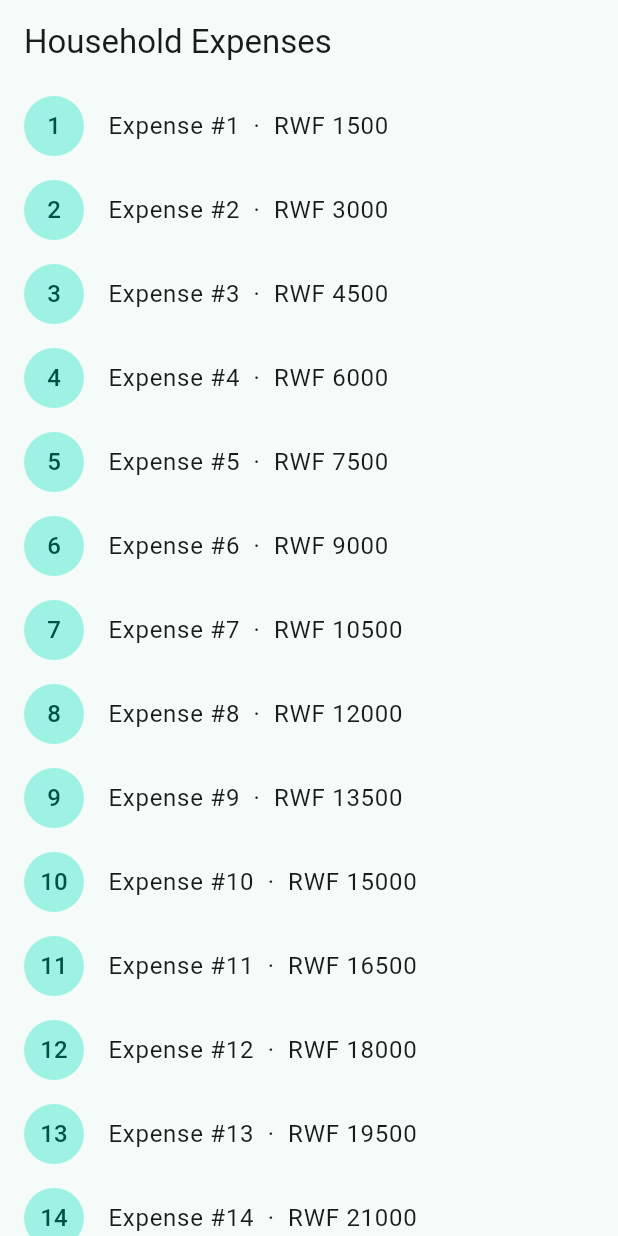
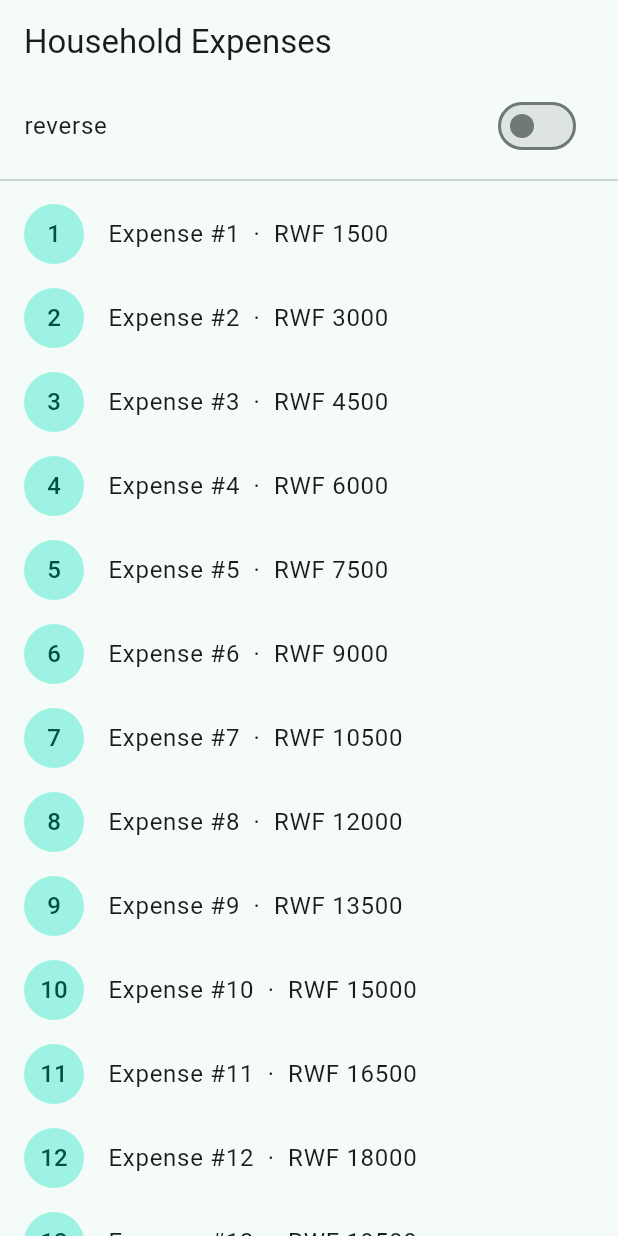
Before and after one commit to dianahshimwa/list-view-demo, a Flutter app: the screen it shows after launch, on a phone screen of 412 x 824 dp. Run offline on Flutter 3.47's test engine with Material 3 defaults, Android fonts, the light colour scheme and no system bars.

Commit message:
Add reverse toggle to ListView

```diff
--- a/lib/main.dart
+++ b/lib/main.dart
@@ -15,24 +15,44 @@ class ListViewApp extends StatelessWidget {
   }
 }
 
-class ExpenseListScreen extends StatelessWidget {
+class ExpenseListScreen extends StatefulWidget {
   const ExpenseListScreen({super.key});
 
+  @override
+  State<ExpenseListScreen> createState() => _ExpenseListScreenState();
+}
+
+class _ExpenseListScreenState extends State<ExpenseListScreen> {
   static final List<String> _expenses = List.generate(
     30,
     (i) => 'Expense #${i + 1}  ·  RWF ${(i + 1) * 1500}',
   );
 
+  bool _reverse = false; // Attribute 1: reverse
+
   @override
   Widget build(BuildContext context) {
     return Scaffold(
       appBar: AppBar(title: const Text('Household Expenses')),
-      body: ListView.builder(
-        itemCount: _expenses.length,
-        itemBuilder: (context, index) => ListTile(
-          leading: CircleAvatar(child: Text('${index + 1}')),
-          title: Text(_expenses[index]),
-        ),
+      body: Column(
+        children: [
+          SwitchListTile(
+            title: const Text('reverse'),
+            value: _reverse,
+            onChanged: (v) => setState(() => _reverse = v),
+          ),
+          const Divider(),
+          Expanded(
+            child: ListView.builder(
+              reverse: _reverse,
+              itemCount: _expenses.length,
+              itemBuilder: (context, index) => ListTile(
+                leading: CircleAvatar(child: Text('${index + 1}')),
+                title: Text(_expenses[index]),
+              ),
+            ),
+          ),
+        ],
       ),
     );
   }
```
